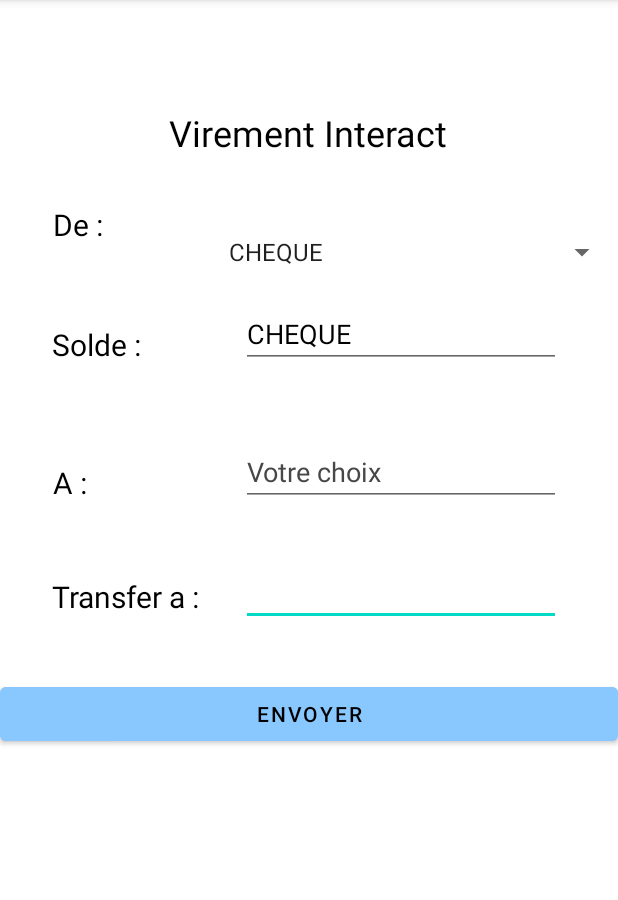
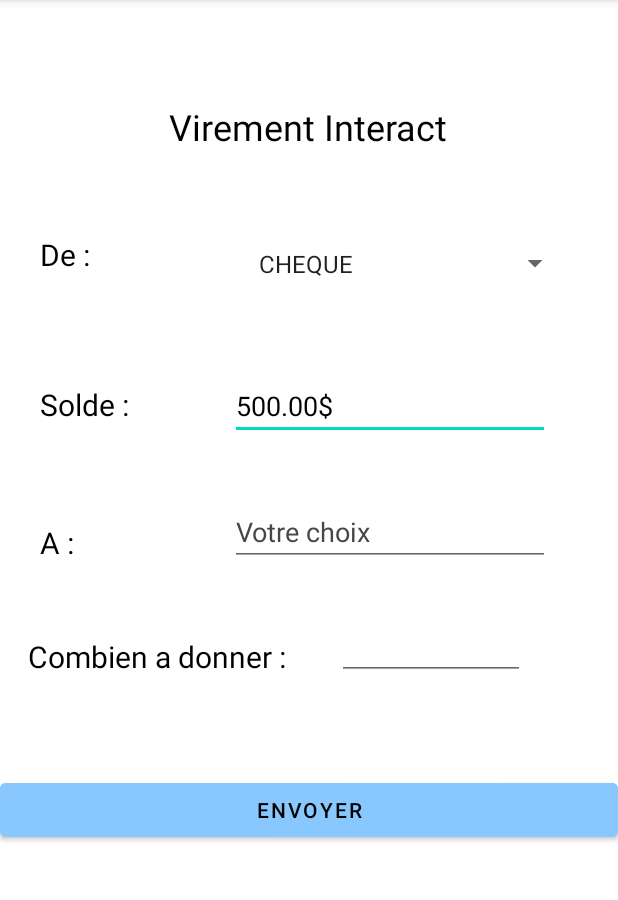
Before and after one commit to laurentiu667/S4, an Android app: the screen it shows after launch (Annexe2), on a phone screen of 412 x 824 dp, the part 84-984 px from its top. Run offline under Robolectric (Android 15) with nearby library versions, the phone set to English and light mode, and no system bars.

Commit message:
ava tp 1

```diff
--- a/OOP2/projet1/app/src/main/java/com/example/login/Annexe2.java
+++ b/OOP2/projet1/app/src/main/java/com/example/login/Annexe2.java
@@ -8,24 +8,21 @@ import android.widget.*;
 
 import java.text.DecimalFormat;
 import java.text.DecimalFormatSymbols;
+import java.util.Hashtable;
 import java.util.Locale;
+import java.util.Set;
 import java.util.Vector;
 
-import com.example.login.Compte;
+public class Annexe2 extends AppCompatActivity {
 
-public class Annexe2 extends AppCompatActivity {
-    Ecouteur ec;
+    Button boutonEnvoyerVar;
+    Spinner spinnerNomCompteVar;
+    TextView champSoldeVar;
+    TextView mail;
+    TextView argentdonner;
 
-    Button boutonValiderVar;
-    TextView champSoldeVar;
-    Spinner spinnerNomCompteVar;
-
-    TextView mail;
-    TextView Atransfer;
-    Button boutonEnvoyerVar;
     Vector<String> choix;
-    Double solde_global;
-
+    Hashtable<String, Compte> lesComptes;
     DecimalFormat df;
 
     @Override
@@ -33,70 +30,63 @@ public class Annexe2 extends AppCompatActivity {
         super.onCreate(savedInstanceState);
         setContentView(R.layout.activity_annexe2);
 
-        // initialiser les variables
         spinnerNomCompteVar = findViewById(R.id.spinnercompte);
         champSoldeVar = findViewById(R.id.champSolde);
 
-        // obligatoirement deux chiffres apres la virgule
+        mail = findViewById(R.id.mail);
+        argentdonner = findViewById(R.id.argentdonner);
+        boutonEnvoyerVar = findViewById(R.id.envoyerButton);
+
         df = new DecimalFormat("0.00$", new DecimalFormatSymbols(Locale.US));
 
-        choix = new Vector();
-        choix.add("CHEQUE");
-        choix.add("EPARGNE");
-        choix.add("EPARGNEPLUS");
+        lesComptes = new Hashtable<>();
+        lesComptes.put("CHEQUE", new Compte("CHEQUE", 500.0));
+        lesComptes.put("EPARGNE", new Compte("EPARGNE", 1000.0));
+        lesComptes.put("EPARGNEPLUS", new Compte("EPARGNEPLUS", 1500.0));
 
+        Set<String> ensCles = lesComptes.keySet();
+        choix = new Vector<>(ensCles);
 
-        mail = findViewById(R.id.mail);
-        Atransfer = findViewById(R.id.transferA);
+        boutonEnvoyerVar.setOnClickListener(new Ecouteur());
+        spinnerNomCompteVar.setAdapter(new ArrayAdapter<>(this, android.R.layout.simple_list_item_1, choix));
+        spinnerNomCompteVar.setOnItemSelectedListener(new Ecouteur());
 
-        boutonEnvoyerVar = findViewById(R.id.envoyerButton);
+        for (String str : ensCles)
+            System.out.println(str);
 
-        // 1 er etape : creation de l ecouteur
-        ec = new Ecouteur();
-        boutonEnvoyerVar.setOnClickListener(ec);
-
-
-
-        // Spinner
-        // this parce que on est dans une classe anonyme
-        ArrayAdapter adapter = new ArrayAdapter(this, android.R.layout.simple_list_item_1, choix);
-        spinnerNomCompteVar.setAdapter(adapter);
-
-        spinnerNomCompteVar.setOnItemSelectedListener(ec);
-
-        Compte cheque = new Compte("CHEQUE", 500);
-        Compte epargne = new Compte("EPARGE", 1000);
-        Compte epargneplus = new Compte("EPARGNEPLUS", 1500);
-
+        for (Compte p : lesComptes.values())
+            System.out.println(p.getSolde());
     }
 
     private class Ecouteur implements View.OnClickListener, AdapterView.OnItemSelectedListener {
-
         @Override
         public void onClick(View v) {
-            solde_global = 500.0;
+            if (v == boutonEnvoyerVar) {
 
+                String nomCompte = spinnerNomCompteVar.getSelectedItem().toString();
+                Compte c = lesComptes.get(nomCompte);
+                c.TransfereSolde(Double.parseDouble(String.valueOf(argentdonner.getText())));
+                champSoldeVar.setText(df.format(c.getSolde()));
 
-
-
+                argentdonner.setText("");
+            } else if (v == boutonEnvoyerVar && argentdonner.getText().toString().trim().isEmpty()) {
+                // Affichage d'un toast simple avec un message court
+                Toast.makeText(Annexe2.this, "Argent a donner vide", Toast.LENGTH_SHORT).show();
+            }
         }
-
 
         @Override
         public void onItemSelected(AdapterView<?> adapterView, View view, int pos, long l) {
             String nomCompte = choix.get(pos);
-            champSoldeVar.setText(nomCompte);
-
-//            // autre facon
-//            TextView temp = (TextView) view;
-//            String nomCompte2 = temp.getText().toString();
+            Compte c = lesComptes.get(nomCompte);
+            champSoldeVar.setText(df.format(c.getSolde()));
         }
 
         @Override
         public void onNothingSelected(AdapterView<?> adapterView) {
+            champSoldeVar.setText("");
 
         }
+
     }
-
-
 }
--- a/OOP2/projet1/app/src/main/res/layout/activity_annexe2.xml
+++ b/OOP2/projet1/app/src/main/res/layout/activity_annexe2.xml
@@ -6,14 +6,14 @@
     android:layout_height="match_parent"
     android:background="#FFFFFF"
     tools:context=".Annexe2"
-    tools:layout_editor_absoluteX="-7dp"
-    tools:layout_editor_absoluteY="-158dp">
+    tools:layout_editor_absoluteX="-16dp"
+    tools:layout_editor_absoluteY="0dp">
 
     <TextView
         android:id="@+id/textView"
         android:layout_width="wrap_content"
         android:layout_height="wrap_content"
-        android:layout_marginTop="72dp"
+        android:layout_marginTop="68dp"
         android:text="@string/titre_interact"
         android:textColor="#000000"
         android:textSize="24sp"
@@ -26,13 +26,68 @@
         android:id="@+id/textView4"
         android:layout_width="58dp"
         android:layout_height="27dp"
-        android:layout_marginTop="136dp"
+        android:layout_marginTop="156dp"
         android:text="De :"
         android:textAlignment="viewStart"
         android:textColor="#000000"
         android:textSize="20sp"
         app:layout_constraintEnd_toEndOf="parent"
-        app:layout_constraintHorizontal_bias="0.099"
+        app:layout_constraintHorizontal_bias="0.076"
+        app:layout_constraintStart_toStartOf="parent"
+        app:layout_constraintTop_toTopOf="parent" />
+
+    <EditText
+        android:id="@+id/champSolde"
+        android:layout_width="wrap_content"
+        android:layout_height="wrap_content"
+        android:layout_marginTop="248dp"
+        android:ems="10"
+        android:inputType="textPersonName"
+        android:textColor="#000000"
+        app:layout_constraintEnd_toEndOf="parent"
+        app:layout_constraintHorizontal_bias="0.771"
+        app:layout_constraintStart_toStartOf="parent"
+        app:layout_constraintTop_toTopOf="parent" />
+
+    <EditText
+        android:id="@+id/argentdonner"
+        android:layout_width="125dp"
+        android:layout_height="41dp"
+        android:layout_marginTop="412dp"
+        android:ems="10"
+        android:inputType="textPersonName"
+        android:textColor="#000000"
+        app:layout_constraintEnd_toEndOf="parent"
+        app:layout_constraintHorizontal_bias="0.783"
+        app:layout_constraintStart_toStartOf="parent"
+        app:layout_constraintTop_toTopOf="parent" />
+
+    <EditText
+        android:id="@+id/mail"
+        android:layout_width="wrap_content"
+        android:layout_height="wrap_content"
+        android:layout_marginTop="332dp"
+        android:ems="10"
+        android:hint="Votre choix"
+        android:inputType="textPersonName"
+        android:textColor="#000000"
+        android:textColorHint="#474747"
+        app:layout_constraintEnd_toEndOf="parent"
+        app:layout_constraintHorizontal_bias="0.771"
+        app:layout_constraintStart_toStartOf="parent"
+        app:layout_constraintTop_toTopOf="parent" />
+
+    <TextView
+        android:id="@+id/textView7"
+        android:layout_width="175dp"
+        android:layout_height="31dp"
+        android:layout_marginTop="424dp"
+        android:text="Combien a donner :"
+        android:textAlignment="viewStart"
+        android:textColor="#000000"
+        android:textSize="20sp"
+        app:layout_constraintEnd_toEndOf="parent"
+        app:layout_constraintHorizontal_bias="0.08"
         app:layout_constraintStart_toStartOf="parent"
         app:layout_constraintTop_toTopOf="parent" />
 
@@ -40,40 +95,27 @@
         android:id="@+id/envoyerButton"
         android:layout_width="0dp"
         android:layout_height="wrap_content"
-        android:layout_marginTop="452dp"
+        android:layout_marginTop="516dp"
         android:backgroundTint="#89C7FF"
         android:foregroundTint="#000000"
         android:text="Envoyer"
         android:textColor="#000000"
         app:layout_constraintEnd_toEndOf="parent"
-        app:layout_constraintHorizontal_bias="0.0"
-        app:layout_constraintStart_toStartOf="parent"
-        app:layout_constraintTop_toTopOf="parent" />
-
-    <EditText
-        android:id="@+id/transferA"
-        android:layout_width="wrap_content"
-        android:layout_height="wrap_content"
-        android:layout_marginTop="372dp"
-        android:ems="10"
-        android:inputType="textPersonName"
-        android:textColor="#000000"
-        app:layout_constraintEnd_toEndOf="parent"
-        app:layout_constraintHorizontal_bias="0.81"
+        app:layout_constraintHorizontal_bias="0.47"
         app:layout_constraintStart_toStartOf="parent"
         app:layout_constraintTop_toTopOf="parent" />
 
     <TextView
-        android:id="@+id/textView7"
-        android:layout_width="111dp"
-        android:layout_height="31dp"
-        android:layout_marginTop="384dp"
-        android:text="Transfer a :"
+        android:id="@+id/textView8"
+        android:layout_width="58dp"
+        android:layout_height="27dp"
+        android:layout_marginTop="348dp"
+        android:text="A :"
         android:textAlignment="viewStart"
         android:textColor="#000000"
         android:textSize="20sp"
         app:layout_constraintEnd_toEndOf="parent"
-        app:layout_constraintHorizontal_bias="0.116"
+        app:layout_constraintHorizontal_bias="0.076"
         app:layout_constraintStart_toStartOf="parent"
         app:layout_constraintTop_toTopOf="parent" />
 
@@ -81,67 +123,25 @@
         android:id="@+id/solde"
         android:layout_width="71dp"
         android:layout_height="29dp"
-        android:layout_marginTop="216dp"
+        android:layout_marginTop="256dp"
         android:text="Solde :"
         android:textAlignment="viewStart"
         android:textColor="#000000"
         android:textSize="20sp"
         app:layout_constraintEnd_toEndOf="parent"
-        app:layout_constraintHorizontal_bias="0.102"
-        app:layout_constraintStart_toStartOf="parent"
-        app:layout_constraintTop_toTopOf="parent" />
-
-    <TextView
-        android:id="@+id/textView8"
-        android:layout_width="58dp"
-        android:layout_height="27dp"
-        android:layout_marginTop="308dp"
-        android:text="A :"
-        android:textAlignment="viewStart"
-        android:textColor="#000000"
-        android:textSize="20sp"
-        app:layout_constraintEnd_toEndOf="parent"
-        app:layout_constraintHorizontal_bias="0.099"
-        app:layout_constraintStart_toStartOf="parent"
-        app:layout_constraintTop_toTopOf="parent" />
-
-    <EditText
-        android:id="@+id/mail"
-        android:layout_width="wrap_content"
-        android:layout_height="wrap_content"
-        android:layout_marginTop="292dp"
-        android:ems="10"
-        android:hint="Votre choix"
-        android:inputType="textPersonName"
-        android:textColor="#000000"
-        android:textColorHint="#474747"
-        app:layout_constraintEnd_toEndOf="parent"
-        app:layout_constraintHorizontal_bias="0.81"
-        app:layout_constraintStart_toStartOf="parent"
-        app:layout_constraintTop_toTopOf="parent" />
-
-    <EditText
-        android:id="@+id/champSolde"
-        android:layout_width="wrap_content"
-        android:layout_height="wrap_content"
-        android:layout_marginTop="200dp"
-        android:ems="10"
-        android:inputType="textPersonName"
-        android:textColor="#000000"
-        app:layout_constraintEnd_toEndOf="parent"
-        app:layout_constraintHorizontal_bias="0.81"
+        app:layout_constraintHorizontal_bias="0.079"
         app:layout_constraintStart_toStartOf="parent"
         app:layout_constraintTop_toTopOf="parent" />
 
     <Spinner
         android:id="@+id/spinnercompte"
-        android:layout_width="275dp"
-        android:layout_height="24dp"
+        android:layout_width="224dp"
+        android:layout_height="31dp"
         app:layout_constraintBottom_toBottomOf="parent"
         app:layout_constraintEnd_toEndOf="parent"
-        app:layout_constraintHorizontal_bias="1.0"
+        app:layout_constraintHorizontal_bias="0.834"
         app:layout_constraintStart_toStartOf="parent"
         app:layout_constraintTop_toTopOf="parent"
-        app:layout_constraintVertical_bias="0.21" />
+        app:layout_constraintVertical_bias="0.217" />
 
 </androidx.constraintlayout.widget.ConstraintLayout>
```
Also changed, not shown: 8 other files.
